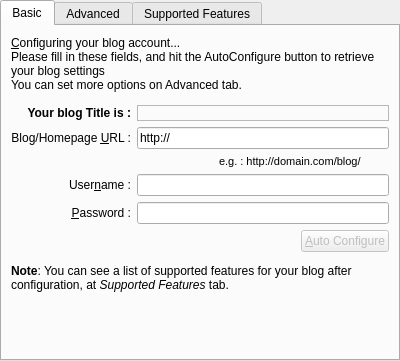
The window that src/addeditblogbase.ui (mtux/bilbo) describes before a commit, drawn with Qt 5.
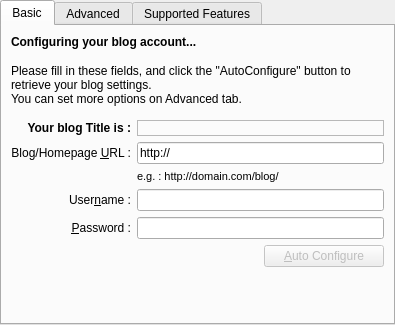
The same window after the commit. Custom widgets are drawn as their Qt base class.

What changed in the file:
```diff
--- a/src/addeditblogbase.ui
+++ b/src/addeditblogbase.ui
@@ -5,8 +5,8 @@
    <rect>
     <x>0</x>
     <y>0</y>
-    <width>400</width>
-    <height>361</height>
+    <width>395</width>
+    <height>325</height>
    </rect>
   </property>
   <property name="currentIndex" >
@@ -17,7 +17,23 @@
     <string>Basic</string>
    </attribute>
    <layout class="QGridLayout" name="gridLayout_2" >
-    <item row="0" column="0" colspan="4" >
+    <item row="0" column="0" colspan="3" >
+     <widget class="QLabel" name="label_18" >
+      <property name="font" >
+       <font>
+        <weight>75</weight>
+        <bold>true</bold>
+       </font>
+      </property>
+      <property name="text" >
+       <string>Configuring your blog account...</string>
+      </property>
+      <property name="buddy" >
+       <cstring>txtUrl</cstring>
+      </property>
+     </widget>
+    </item>
+    <item row="2" column="0" colspan="3" >
      <widget class="QLabel" name="label_4" >
       <property name="sizePolicy" >
        <sizepolicy vsizetype="MinimumExpanding" hsizetype="Preferred" >
@@ -26,16 +42,8 @@
        </sizepolicy>
       </property>
       <property name="text" >
-       <string>&lt;!DOCTYPE HTML PUBLIC "-//W3C//DTD HTML 4.0//EN" "http://www.w3.org/TR/REC-html40/strict.dtd">
-&lt;html>&lt;head>&lt;meta name="qrichtext" content="1" />&lt;style type="text/css">
-p, li { white-space: pre-wrap; }
-&lt;/style>&lt;/head>&lt;body style=" font-family:'DejaVu Sans'; font-size:8pt; font-weight:400; font-style:normal;">
-&lt;table border="0" style="-qt-table-type: root; margin-top:4px; margin-bottom:4px; margin-left:4px; margin-right:4px;">
-&lt;tr>
-&lt;td style="border: none;">
-&lt;p style=" margin-top:0px; margin-bottom:0px; margin-left:0px; margin-right:0px; -qt-block-indent:0; text-indent:0px; font-size:10pt;">&lt;span style=" font-size:9pt;">&amp;amp;Configuring your blog account...&lt;/span>&lt;/p>
-&lt;p style=" margin-top:0px; margin-bottom:0px; margin-left:0px; margin-right:0px; -qt-block-indent:0; text-indent:0px; font-size:9pt;">Please fill in these fields, and hit the AutoConfigure button to retrieve your blog settings&lt;/p>
-&lt;p style=" margin-top:0px; margin-bottom:0px; margin-left:0px; margin-right:0px; -qt-block-indent:0; text-indent:0px; font-size:9pt;">You can set more options on Advanced tab.&lt;/p>&lt;/td>&lt;/tr>&lt;/table>&lt;/body>&lt;/html></string>
+       <string>Please fill in these fields, and click the "AutoConfigure" button to retrieve your blog settings.
+You can set more options on Advanced tab.</string>
       </property>
       <property name="scaledContents" >
        <bool>false</bool>
@@ -48,10 +56,10 @@
       </property>
      </widget>
     </item>
-    <item row="1" column="0" colspan="4" >
+    <item row="3" column="0" colspan="3" >
      <widget class="KSeparator" name="kseparator" />
     </item>
-    <item row="2" column="0" >
+    <item row="4" column="0" >
      <widget class="QLabel" name="label_9" >
       <property name="font" >
        <font>
@@ -67,7 +75,7 @@
       </property>
      </widget>
     </item>
-    <item row="2" column="1" colspan="3" >
+    <item row="4" column="1" colspan="2" >
      <widget class="QLabel" name="lblTitle" >
       <property name="font" >
        <font>
@@ -89,7 +97,7 @@
       </property>
      </widget>
     </item>
-    <item row="3" column="0" >
+    <item row="5" column="0" >
      <widget class="QLabel" name="label" >
       <property name="text" >
        <string>Blog/Homepage &amp;URL :</string>
@@ -102,7 +110,7 @@
       </property>
      </widget>
     </item>
-    <item row="3" column="1" colspan="3" >
+    <item row="5" column="1" colspan="2" >
      <widget class="KLineEdit" name="txtUrl" >
       <property name="text" >
        <string>http://</string>
@@ -115,7 +123,21 @@
       </property>
      </widget>
     </item>
-    <item row="5" column="0" >
+    <item row="6" column="1" colspan="2" >
+     <widget class="QLabel" name="label_17" >
+      <property name="font" >
+       <font>
+        <pointsize>8</pointsize>
+        <weight>50</weight>
+        <bold>false</bold>
+       </font>
+      </property>
+      <property name="text" >
+       <string>e.g. : http://domain.com/blog/</string>
+      </property>
+     </widget>
+    </item>
+    <item row="7" column="0" >
      <widget class="QLabel" name="label_2" >
       <property name="text" >
        <string>User&amp;name :</string>
@@ -128,10 +150,10 @@
       </property>
      </widget>
     </item>
-    <item row="5" column="1" colspan="3" >
+    <item row="7" column="1" colspan="2" >
      <widget class="KLineEdit" name="txtUser" />
     </item>
-    <item row="6" column="0" >
+    <item row="8" column="0" >
      <widget class="QLabel" name="label_3" >
       <property name="text" >
        <string>&amp;Password :</string>
@@ -144,7 +166,7 @@
       </property>
      </widget>
     </item>
-    <item row="6" column="1" colspan="3" >
+    <item row="8" column="1" colspan="2" >
      <widget class="KLineEdit" name="txtPass" >
       <property name="echoMode" >
        <enum>QLineEdit::Password</enum>
@@ -160,7 +182,7 @@
       </property>
      </widget>
     </item>
-    <item row="7" column="0" colspan="3" >
+    <item row="9" column="0" colspan="2" >
      <spacer name="horizontalSpacer_2" >
       <property name="orientation" >
        <enum>Qt::Horizontal</enum>
@@ -173,7 +195,7 @@
       </property>
      </spacer>
     </item>
-    <item row="7" column="3" >
+    <item row="9" column="2" >
      <widget class="KPushButton" name="btnAutoConf" >
       <property name="enabled" >
        <bool>false</bool>
@@ -183,7 +205,7 @@
       </property>
      </widget>
     </item>
-    <item row="11" column="0" colspan="4" >
+    <item row="10" column="0" colspan="3" >
      <spacer name="verticalSpacer_2" >
       <property name="orientation" >
        <enum>Qt::Vertical</enum>
@@ -199,36 +221,8 @@
       </property>
      </spacer>
     </item>
-    <item row="9" column="0" colspan="4" >
-     <widget class="KSeparator" name="kseparator_3" />
-    </item>
-    <item row="10" column="0" colspan="4" >
-     <widget class="QLabel" name="label_19" >
-      <property name="text" >
-       <string>&lt;!DOCTYPE HTML PUBLIC "-//W3C//DTD HTML 4.0//EN" "http://www.w3.org/TR/REC-html40/strict.dtd">
-&lt;html>&lt;head>&lt;meta name="qrichtext" content="1" />&lt;style type="text/css">
-p, li { white-space: pre-wrap; }
-&lt;/style>&lt;/head>&lt;body style=" font-family:'DejaVu Sans'; font-size:8pt; font-weight:400; font-style:normal;">
-&lt;p style=" margin-top:0px; margin-bottom:0px; margin-left:0px; margin-right:0px; -qt-block-indent:0; text-indent:0px; font-size:9pt;">&lt;span style=" font-weight:600;">Note&lt;/span>: You can see a list of supported features for your blog after configuration, at &lt;span style=" font-style:italic;">Supported Features&lt;/span> tab.&lt;/p>&lt;/body>&lt;/html></string>
-      </property>
-      <property name="wordWrap" >
-       <bool>true</bool>
-      </property>
-     </widget>
-    </item>
-    <item row="4" column="2" colspan="2" >
-     <widget class="QLabel" name="label_17" >
-      <property name="font" >
-       <font>
-        <pointsize>8</pointsize>
-        <weight>50</weight>
-        <bold>false</bold>
-       </font>
-      </property>
-      <property name="text" >
-       <string>e.g. : http://domain.com/blog/</string>
-      </property>
-     </widget>
+    <item row="1" column="0" colspan="3" >
+     <widget class="KSeparator" name="kseparator_4" />
     </item>
    </layout>
   </widget>
@@ -239,8 +233,14 @@
    <layout class="QGridLayout" name="gridLayout_3" >
     <item row="0" column="0" colspan="3" >
      <widget class="QLabel" name="label_5" >
+      <property name="font" >
+       <font>
+        <weight>75</weight>
+        <bold>true</bold>
+       </font>
+      </property>
       <property name="text" >
-       <string>&amp;Configuring your blog account...</string>
+       <string>Configuring your blog account...</string>
       </property>
       <property name="buddy" >
        <cstring>txtUrl</cstring>
@@ -294,9 +294,12 @@
       <property name="orientation" >
        <enum>Qt::Horizontal</enum>
       </property>
+      <property name="sizeType" >
+       <enum>QSizePolicy::Preferred</enum>
+      </property>
       <property name="sizeHint" stdset="0" >
        <size>
-        <width>195</width>
+        <width>20</width>
         <height>20</height>
        </size>
       </property>
@@ -320,6 +323,12 @@
     </item>
     <item row="3" column="2" >
      <widget class="KPushButton" name="btnFetch" >
+      <property name="sizePolicy" >
+       <sizepolicy vsizetype="Fixed" hsizetype="Expanding" >
+        <horstretch>0</horstretch>
+        <verstretch>0</verstretch>
+       </sizepolicy>
+      </property>
       <property name="maximumSize" >
        <size>
         <width>100</width>
@@ -384,7 +393,7 @@
     <string>Supported Features</string>
    </attribute>
    <layout class="QGridLayout" name="gridLayout" >
-    <item row="1" column="0" >
+    <item row="2" column="0" >
      <widget class="QLabel" name="label_11" >
       <property name="text" >
        <string>Create/Modify post :</string>
@@ -394,14 +403,14 @@
       </property>
      </widget>
     </item>
-    <item row="1" column="1" >
+    <item row="2" column="1" >
      <widget class="QLabel" name="featureCreatePost" >
       <property name="text" >
        <string>Unknown</string>
       </property>
      </widget>
     </item>
-    <item row="16" column="0" colspan="2" >
+    <item row="17" column="0" colspan="2" >
      <spacer name="verticalSpacer_3" >
       <property name="orientation" >
        <enum>Qt::Vertical</enum>
@@ -417,7 +426,7 @@
       </property>
      </spacer>
     </item>
-    <item row="8" column="0" >
+    <item row="9" column="0" >
      <widget class="QLabel" name="label_14" >
       <property name="text" >
        <string>Support categories :</string>
@@ -427,7 +436,7 @@
       </property>
      </widget>
     </item>
-    <item row="9" column="0" >
+    <item row="10" column="0" >
      <widget class="QLabel" name="label_16" >
       <property name="text" >
        <string>Support tags :</string>
@@ -437,21 +446,21 @@
       </property>
      </widget>
     </item>
-    <item row="8" column="1" >
-     <widget class="QLabel" name="featureCategories" >
-      <property name="text" >
-       <string>Unknown</string>
-      </property>
-     </widget>
-    </item>
     <item row="9" column="1" >
+     <widget class="QLabel" name="featureCategories" >
+      <property name="text" >
+       <string>Unknown</string>
+      </property>
+     </widget>
+    </item>
+    <item row="10" column="1" >
      <widget class="QLabel" name="featureTags" >
       <property name="text" >
        <string>Unknown</string>
       </property>
      </widget>
     </item>
-    <item row="2" column="0" >
+    <item row="3" column="0" >
      <widget class="QLabel" name="label_22" >
       <property name="text" >
        <string>Remove post :</string>
@@ -461,14 +470,14 @@
       </property>
      </widget>
     </item>
-    <item row="2" column="1" >
+    <item row="3" column="1" >
      <widget class="QLabel" name="featureRemovePost" >
       <property name="text" >
        <string>Unknown</string>
       </property>
      </widget>
     </item>
-    <item row="3" column="0" >
+    <item row="4" column="0" >
      <widget class="QLabel" name="label_12" >
       <property name="text" >
        <string>Fetch recent posts :</string>
@@ -478,14 +487,14 @@
       </property>
      </widget>
     </item>
-    <item row="3" column="1" >
+    <item row="4" column="1" >
      <widget class="QLabel" name="featurRecentPosts" >
       <property name="text" >
        <string>Unknown</string>
       </property>
      </widget>
     </item>
-    <item row="4" column="0" >
+    <item row="5" column="0" >
      <widget class="QLabel" name="label_20" >
       <property name="text" >
        <string>Multipaged post :</string>
@@ -495,7 +504,7 @@
       </property>
      </widget>
     </item>
-    <item row="4" column="1" >
+    <item row="5" column="1" >
      <widget class="QLabel" name="featureMultipagedPosts" >
       <property name="text" >
        <string>Unknown</string>
@@ -505,18 +514,14 @@
     <item row="0" column="0" colspan="2" >
      <widget class="QLabel" name="label_10" >
       <property name="text" >
-       <string>&lt;!DOCTYPE HTML PUBLIC "-//W3C//DTD HTML 4.0//EN" "http://www.w3.org/TR/REC-html40/strict.dtd">
-&lt;html>&lt;head>&lt;meta name="qrichtext" content="1" />&lt;style type="text/css">
-p, li { white-space: pre-wrap; }
-&lt;/style>&lt;/head>&lt;body style=" font-family:'DejaVu Sans'; font-size:9pt; font-weight:400; font-style:normal;">
-&lt;p style=" margin-top:0px; margin-bottom:0px; margin-left:0px; margin-right:0px; -qt-block-indent:0; text-indent:0px;">&lt;span style=" font-weight:600;">Note&lt;/span>: You can see list of supported features for your blog after configuration!&lt;/p>&lt;/body>&lt;/html></string>
+       <string>Note: You can see list of supported features for your blog after configuration!</string>
       </property>
       <property name="wordWrap" >
        <bool>true</bool>
       </property>
      </widget>
     </item>
-    <item row="14" column="0" >
+    <item row="15" column="0" >
      <widget class="QLabel" name="label_13" >
       <property name="text" >
        <string>Upload media :</string>
@@ -526,14 +531,14 @@
       </property>
      </widget>
     </item>
-    <item row="14" column="1" >
+    <item row="15" column="1" >
      <widget class="QLabel" name="featureUploadMedia" >
       <property name="text" >
        <string>Unknown</string>
       </property>
      </widget>
     </item>
-    <item row="15" column="0" >
+    <item row="16" column="0" >
      <widget class="QLabel" name="label_15" >
       <property name="text" >
        <string>Create new category :</string>
@@ -543,13 +548,16 @@
       </property>
      </widget>
     </item>
-    <item row="15" column="1" >
+    <item row="16" column="1" >
      <widget class="QLabel" name="featureCreateCategory" >
       <property name="text" >
        <string>Unknown</string>
       </property>
      </widget>
     </item>
+    <item row="1" column="0" colspan="2" >
+     <widget class="KSeparator" name="kseparator_3" />
+    </item>
    </layout>
   </widget>
  </widget>
```
